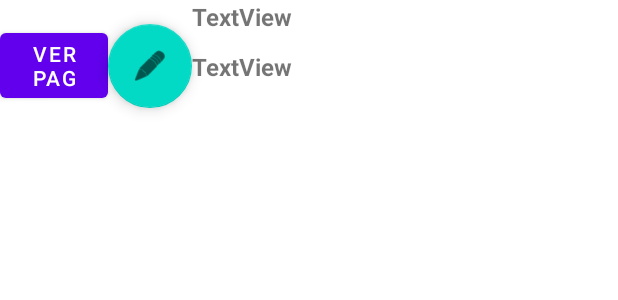
After one commit to Joyce-Ribeiro/PaySys, an Android app: the layout linha_cliente.xml on its own in the app's theme, with its tools: preview values and no code run, on a phone screen of 412 x 824 dp. The commit adds this screen. Shown: the top 300 px of the screen. Run offline under Robolectric (Android 15) with nearby library versions, the phone set to English and light mode, and no system bars.

Commit message:
commit 5

```diff
--- a/app/src/main/AndroidManifest.xml
+++ b/app/src/main/AndroidManifest.xml
@@ -1,7 +1,8 @@
 <?xml version="1.0" encoding="utf-8"?>
 <manifest xmlns:android="http://schemas.android.com/apk/res/android"
     package="com.example.ps">
-
+    <meta-data android:name="AA_DB_NAME" android:value="1.0.0.0.1" />
+    <meta-data android:name="AA_DB_VERSION" android:value="20" />
     <application
         android:allowBackup="true"
         android:icon="@mipmap/ic_launcher"
--- a/app/src/main/java/com/example/ps/NewEmp.java
+++ b/app/src/main/java/com/example/ps/NewEmp.java
@@ -29,7 +29,6 @@ import database.PaymentSystemOpenHelper;
 import dominio.entidade.Adiciona;
 import dominio.entidade.Cliente;
 import dominio.entidade.Empresa;
-import dominio.repositorio.RepositorioAdiciona;
 import dominio.repositorio.RepositorioCliente;
 import dominio.repositorio.RepositorioEmpresa;
 
--- a/app/src/main/java/dominio/repositorio/RepositorioAdiciona.java
+++ b/app/src/main/java/dominio/repositorio/RepositorioAdiciona.java
@@ -1,4 +1,4 @@
-package dominio.repositorio;
+/*package dominio.repositorio;
 
 import android.content.ContentValues;
 import android.database.Cursor;
@@ -40,4 +40,4 @@ public class RepositorioAdiciona {
         return id;
 
     }
-}
+}*/
--- /dev/null
+++ b/app/src/main/res/layout/linha_cliente.xml
@@ -0,0 +1,55 @@
+<?xml version="1.0" encoding="utf-8"?>
+<androidx.constraintlayout.widget.ConstraintLayout xmlns:android="http://schemas.android.com/apk/res/android"
+    xmlns:app="http://schemas.android.com/apk/res-auto"
+    xmlns:tools="http://schemas.android.com/tools"
+    android:layout_width="match_parent"
+    android:layout_height="match_parent">
+
+    <LinearLayout
+        android:id="@+id/linearLayout"
+        android:layout_width="match_parent"
+        android:layout_height="wrap_content"
+        tools:layout_editor_absoluteX="0dp"
+        tools:layout_editor_absoluteY="0dp">
+
+        <Button
+            android:id="@+id/btnViewPag"
+            android:layout_width="72dp"
+            android:layout_height="wrap_content"
+            android:layout_marginTop="16dp"
+            android:text="Ver Pag" />
+
+        <com.google.android.material.floatingactionbutton.FloatingActionButton
+            android:id="@+id/fabEdit"
+            android:layout_width="wrap_content"
+            android:layout_height="74dp"
+            android:layout_marginTop="16dp"
+            android:clickable="true"
+            app:srcCompat="@android:drawable/ic_menu_edit" />
+
+        <LinearLayout
+            android:layout_width="282dp"
+            android:layout_height="740dp"
+            android:orientation="vertical">
+
+            <TextView
+                android:id="@+id/txtNomeCli"
+                android:layout_width="match_parent"
+                android:layout_height="33dp"
+                android:text="TextView"
+                android:textSize="16sp"
+                android:textStyle="bold" />
+
+            <TextView
+                android:id="@+id/txtNumCli"
+                android:layout_width="match_parent"
+                android:layout_height="39dp"
+                android:text="TextView"
+                android:textSize="16sp"
+                android:textStyle="bold" />
+
+        </LinearLayout>
+
+    </LinearLayout>
+
+</androidx.constraintlayout.widget.ConstraintLayout>
```
Also changed, not shown: app/src/main/java/com/example/ps/ClienteAdapter.java (added, +69 -0 lines), app/src/main/java/com/example/ps/MainActivity.java (+16 -0 lines), app/src/main/java/com/example/ps/NewCliente.java (+10 -22 lines), app/src/main/java/dominio/repositorio/RepositorioCliente.java (+44 -59 lines).
